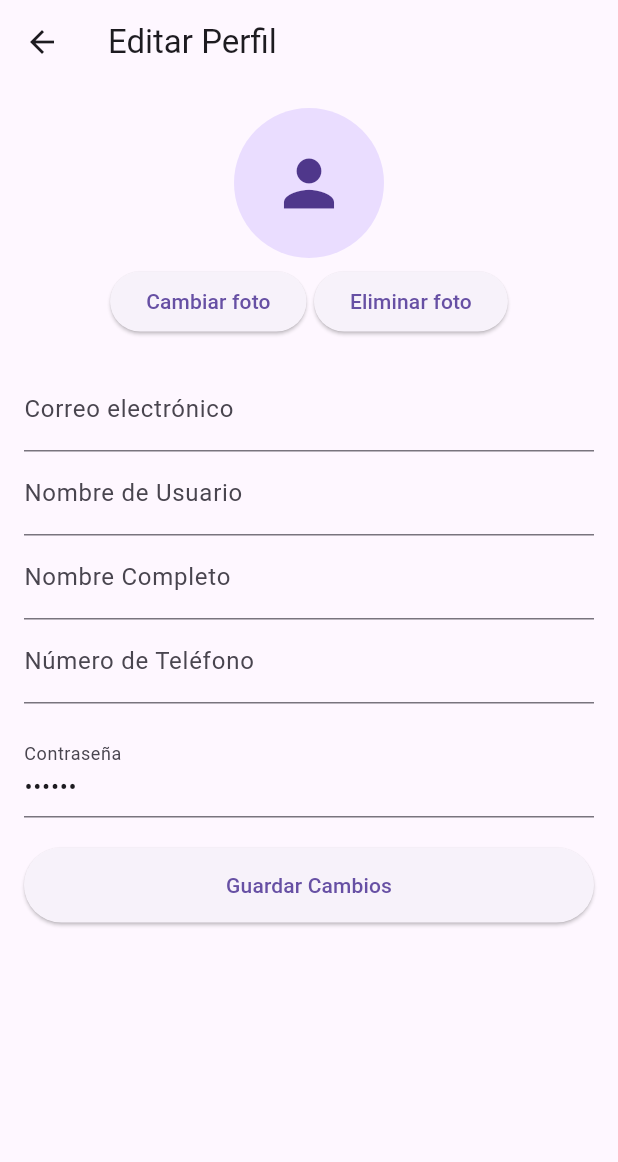
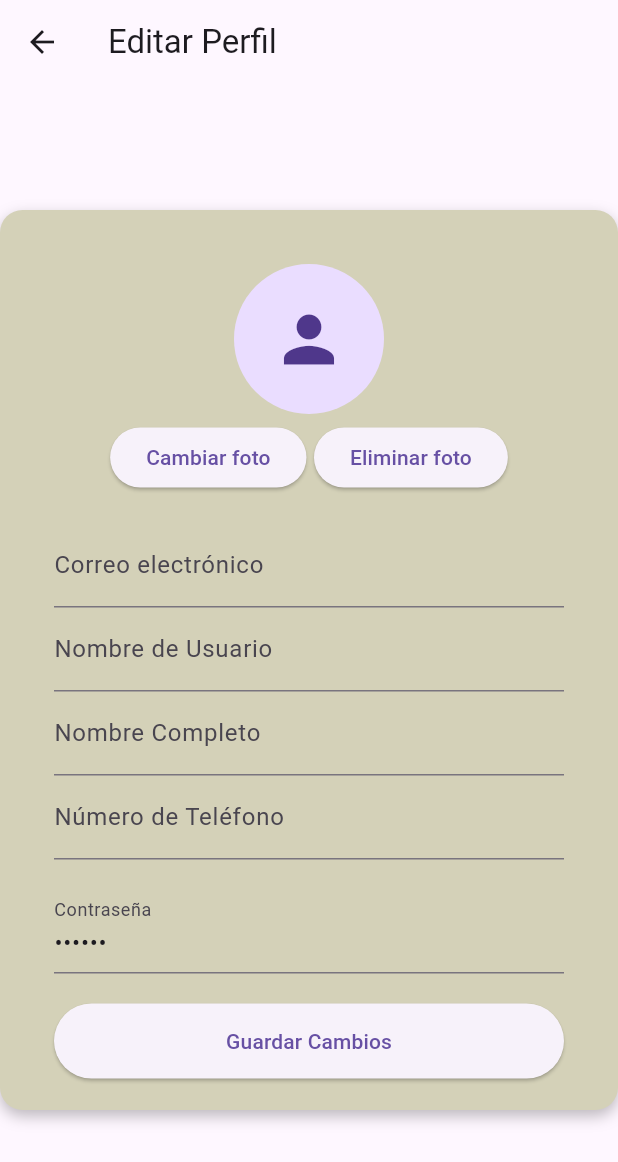
Before and after one commit to estebans0/PRY_Reque, a Flutter app: the EditUserScreen screen opened by its route, on a phone screen of 412 x 824 dp. Shown: the top 1162 px of the screen. Run offline on Flutter 3.47's test engine with Material 3 defaults, Android fonts, the phone set to English and light mode, and no system bars; our stand-ins replace cloud_firestore, firebase_auth, firebase_core; missing offline and left inert: dart:html; accounts and stored records are empty.

Commit message:
UI editar usuario

```diff
--- a/lib/views/edit_user_screen.dart
+++ b/lib/views/edit_user_screen.dart
@@ -210,7 +210,26 @@ class _EditUserScreenState extends State<EditUserScreen> {
         appBar: AppBar(title: const Text('Editar Perfil')),
         body: _isLoading
             ? const Center(child: CircularProgressIndicator())
-            : Padding(
+            : Stack(
+                children: [
+                // cuadro del frente
+                Center(
+                  child: Container(
+                    width: 800,
+                    height: 600,
+                    padding: const EdgeInsets.all(20),
+                    decoration: BoxDecoration(
+                      color: const Color.fromARGB(255, 212, 209, 184), //fromRGBO(212, 209, 184, 50),
+                      borderRadius: BorderRadius.circular(15),
+                      boxShadow: const [
+                        BoxShadow(
+                          color: Colors.black26,
+                          blurRadius: 8,
+                          offset: Offset(0, 4),
+                        ),
+                      ],
+                    ),
+                  child: Padding(
                     padding: const EdgeInsets.all(16.0),
                     child: Column(
                       children: [
@@ -302,6 +321,10 @@ class _EditUserScreenState extends State<EditUserScreen> {
                     ),
                   ),
                   ),
+                ),
+              ],
+          ),
+      ),
     );
   }
 }
--- a/lib/views/project_form_screen.dart
+++ b/lib/views/project_form_screen.dart
@@ -271,11 +271,11 @@ class _ProjectFormScreenState extends State<ProjectFormScreen> {
                   child: Container(
                     width: 800,
                     height: 600,
-                    padding: EdgeInsets.all(20),
+                    padding: const EdgeInsets.all(20),
                     decoration: BoxDecoration(
-                      color: Color.fromARGB(255, 212, 209, 184), //fromRGBO(212, 209, 184, 50),
+                      color: const Color.fromARGB(255, 212, 209, 184), //fromRGBO(212, 209, 184, 50),
                       borderRadius: BorderRadius.circular(15),
-                      boxShadow: [
+                      boxShadow: const [
                         BoxShadow(
                           color: Colors.black26,
                           blurRadius: 8,
```
Lines whose indentation alone changed are shown as unchanged.
